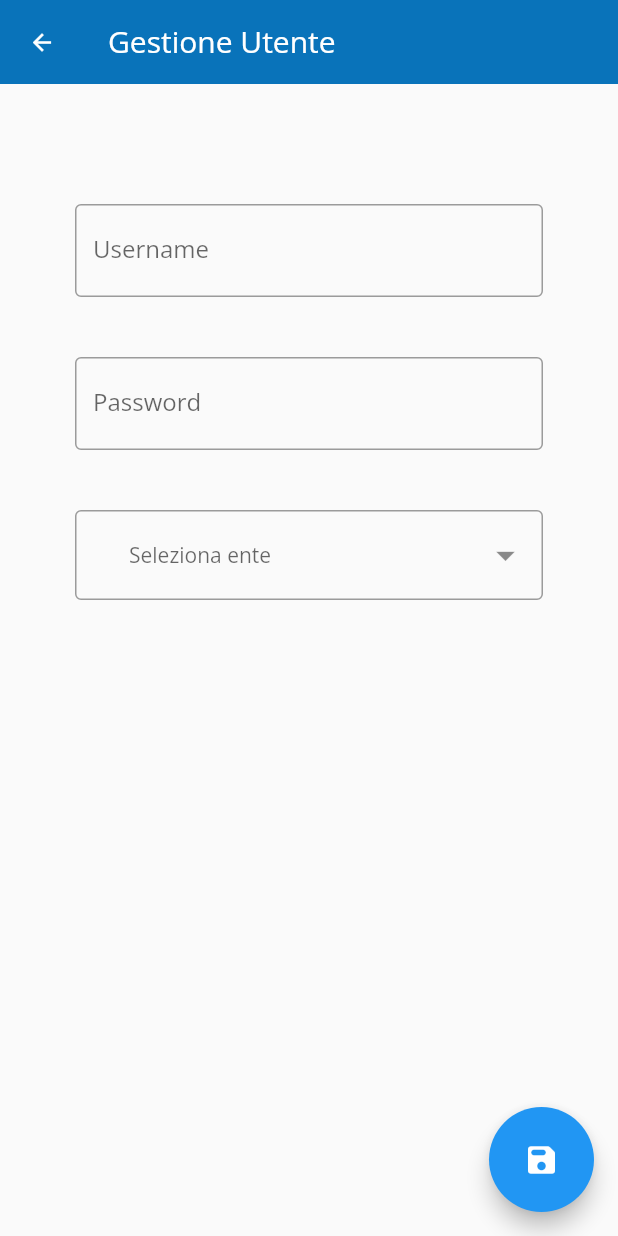
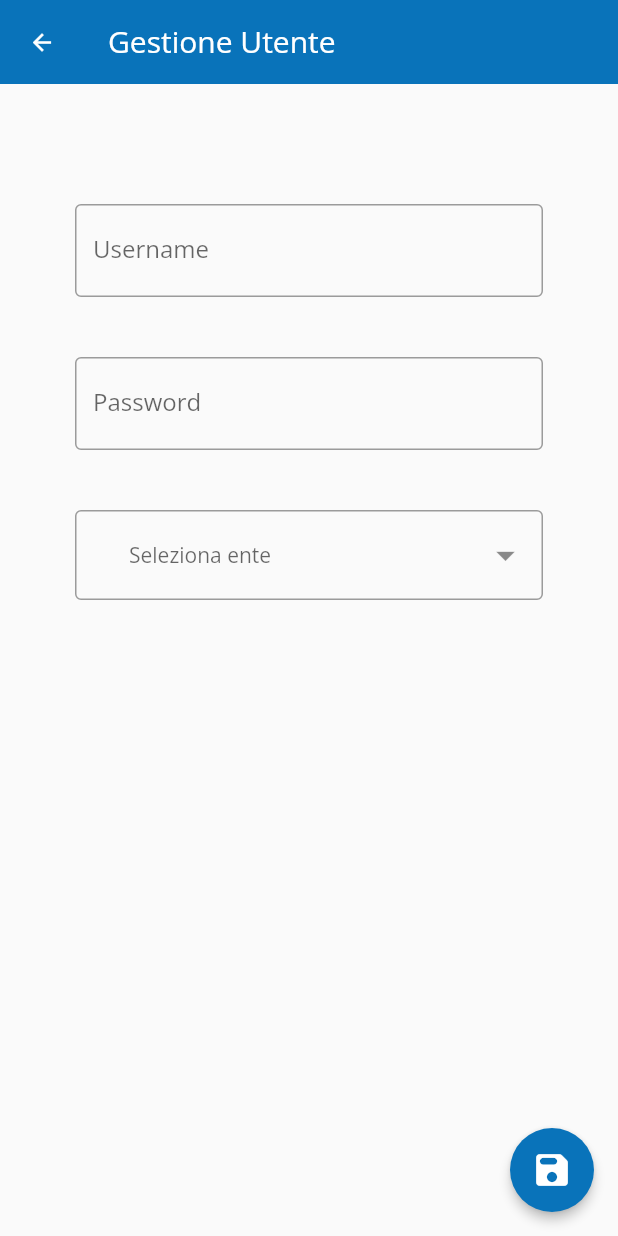
Before and after one commit to FedericoRipoli/EMAD2022_2023-8, a Flutter app: the GestioneUtente screen opened directly, on a phone screen of 412 x 824 dp. Run offline on Flutter 3.47's test engine with Material 2 defaults, Android fonts, the phone set to English and light mode, and no system bars; drawn by our look-alikes of getwidget; our stand-ins replace after_layout, avatar_glow, bubble, dropdown_button2, flutter_chat_types, flutter_chat_ui and 11 more; accounts and stored records are empty; network calls fail; project files that could hold a hidden picture were left out.

Commit message:
custom float button

```diff
--- a/sws_frontend/lib/admin_screens/utenti/GestioneUtente.dart
+++ b/sws_frontend/lib/admin_screens/utenti/GestioneUtente.dart
@@ -13,6 +13,7 @@ import 'package:dropdown_button2/dropdown_button2.dart';
 
 import '../../components/AllPageLoadTransparent.dart';
 import '../../components/CustomAppBar.dart';
+import '../../components/CustomFloatingButton.dart';
 import '../../components/menu/DrawerMenu.dart';
 import '../../services/dto/SignupDTO.dart';
 import '../../util/ToastUtil.dart';
@@ -125,13 +126,10 @@ class _GestioneUtente extends State<GestioneUtente> {
         drawer: DrawerMenu(currentPage: GestioneUtente.id),
         floatingActionButton: !loaded
             ? null
-            : Container(
-                height: 70,
-                width: 70,
-                child: FloatingActionButton(
-                    onPressed: () => savePage(),
-                    child: const Icon(Icons.save_rounded)),
-              ),
+            : CustomFloatingButton(
+            iconData: Icons.save_rounded,
+            onPressed:  () => savePage(),
+            ),
         appBar: CustomAppBar(title:"Gestione Utente",
             iconData:Icons.arrow_back,
             onPressed:()=>Navigator.pop(context)),
--- /dev/null
+++ b/sws_frontend/lib/components/CustomFloatingButton.dart
@@ -0,0 +1,28 @@
+
+
+import 'package:flutter/material.dart';
+
+import '../main.dart';
+
+class CustomFloatingButton extends StatelessWidget {
+  final IconData iconData;
+  final VoidCallback onPressed;
+
+  const CustomFloatingButton(
+      {Key? key, required this.iconData, required this.onPressed})
+      : super(key: key);
+
+  @override
+  Widget build(BuildContext context) {
+    return FloatingActionButton(
+        elevation: 3,
+        hoverElevation: 1,
+        onPressed: onPressed,
+        backgroundColor: appTheme.primaryColor,
+        child: Icon(
+          iconData,
+          size: 28,
+          color: Colors.white,
+        ));
+  }
+}
```
Also changed, not shown: sws_frontend/lib/admin_screens/contatti/ListaContatti.dart (+11 -14 lines), sws_frontend/lib/admin_screens/enti/GestioneEnte.dart (+4 -8 lines), sws_frontend/lib/admin_screens/enti/ListaEnti.dart (+15 -2 lines), sws_frontend/lib/admin_screens/utenti/ListaUtenti.dart (+9 -18 lines), sws_frontend/lib/screens/Chat.dart (+13 -17 lines).
